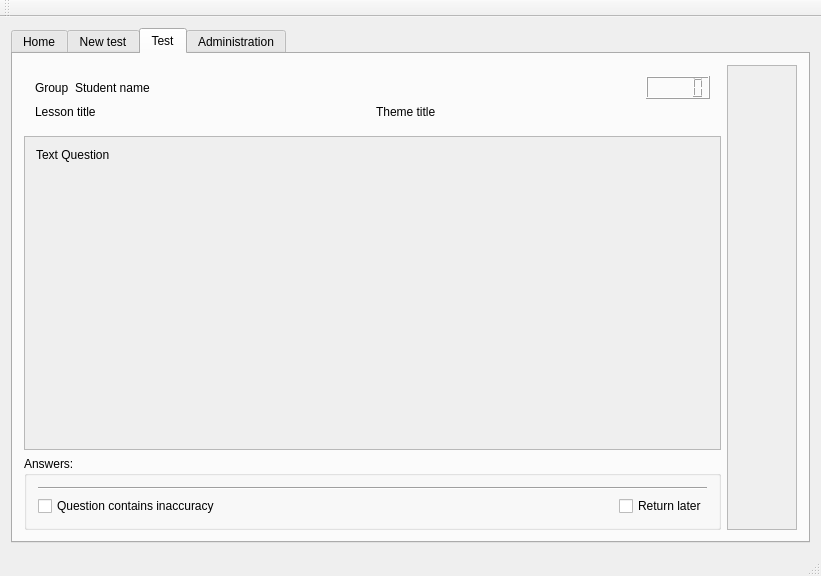
LibertaSoft/QTester, file mainwindow.ui: the form before one commit.
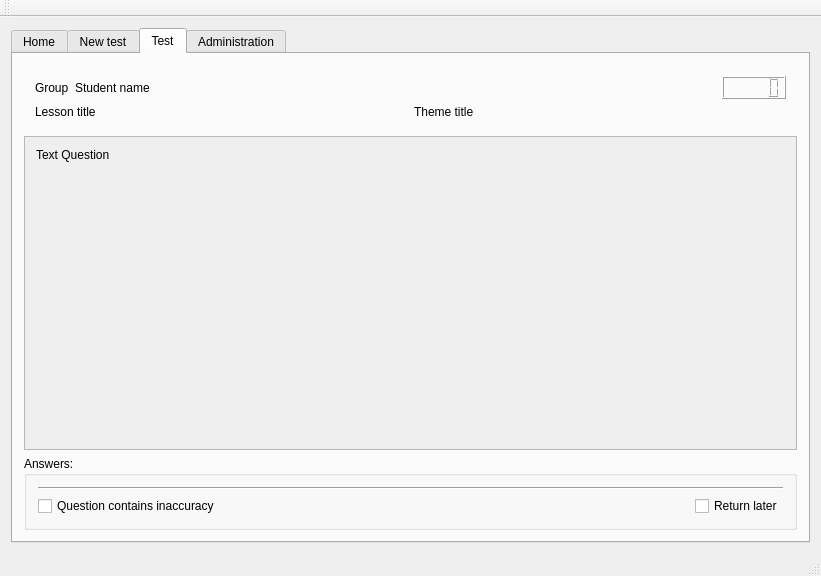
The form after the commit.

Patch:
```diff
--- a/mainwindow.ui
+++ b/mainwindow.ui
@@ -410,8 +410,8 @@
               <rect>
                <x>0</x>
                <y>0</y>
-               <width>696</width>
-               <height>270</height>
+               <width>769</width>
+               <height>268</height>
               </rect>
              </property>
              <layout class="QVBoxLayout" name="verticalLayout_3">
@@ -488,28 +488,7 @@
          </layout>
         </item>
         <item>
-         <widget class="QScrollArea" name="ScrollArea_Questions">
-          <property name="sizePolicy">
-           <sizepolicy hsizetype="Preferred" vsizetype="Expanding">
-            <horstretch>0</horstretch>
-            <verstretch>0</verstretch>
-           </sizepolicy>
-          </property>
-          <property name="widgetResizable">
-           <bool>true</bool>
-          </property>
-          <widget class="QWidget" name="scrollAreaWidgetContents_3">
-           <property name="geometry">
-            <rect>
-             <x>0</x>
-             <y>0</y>
-             <width>73</width>
-             <height>437</height>
-            </rect>
-           </property>
-           <layout class="QGridLayout" name="gridLayout"/>
-          </widget>
-         </widget>
+         <layout class="QGridLayout" name="gridLayout_2"/>
         </item>
        </layout>
       </widget>
```
Left out of the diff: 4 changed lines with no effect on the pictures.
